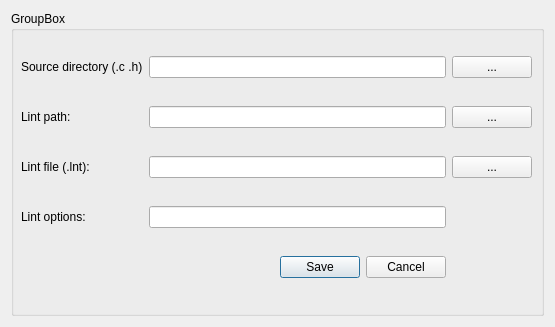
Qt form linty/LintOptions.ui (Ayymoose/PC-Lint-GUI) before a commit.
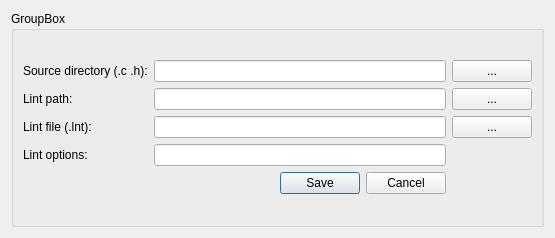
The same form after that commit.

Commit message: feature: added Settings static class to manage settings

```diff
--- a/linty/LintOptions.ui
+++ b/linty/LintOptions.ui
@@ -7,7 +7,7 @@
     <x>0</x>
     <y>0</y>
     <width>555</width>
-    <height>327</height>
+    <height>238</height>
    </rect>
   </property>
   <property name="windowTitle">
@@ -19,39 +19,9 @@
      <property name="title">
       <string>GroupBox</string>
      </property>
-     <widget class="QWidget" name="gridLayoutWidget">
-      <property name="geometry">
-       <rect>
-        <x>10</x>
-        <y>23</y>
-        <width>511</width>
-        <height>271</height>
-       </rect>
-      </property>
+     <layout class="QVBoxLayout" name="verticalLayout">
+      <item>
       <layout class="QGridLayout" name="gridLayout_4">
-       <item row="2" column="0">
-        <widget class="QLabel" name="lintFileLntLabel">
-         <property name="text">
-          <string>Lint file (.lnt):</string>
-         </property>
-        </widget>
-       </item>
-       <item row="2" column="1">
-        <widget class="QLineEdit" name="lineEdit_2"/>
-       </item>
-       <item row="3" column="1">
-        <widget class="QLineEdit" name="lineEdit_3"/>
-       </item>
-       <item row="1" column="2">
-        <widget class="QPushButton" name="pushButton">
-         <property name="text">
-          <string>...</string>
-         </property>
-        </widget>
-       </item>
-       <item row="1" column="1">
-        <widget class="QLineEdit" name="lineEdit"/>
-       </item>
        <item row="1" column="0">
         <widget class="QLabel" name="lintPathLabel">
          <property name="text">
@@ -59,13 +29,6 @@
          </property>
         </widget>
        </item>
-       <item row="2" column="2">
-        <widget class="QPushButton" name="pushButton_2">
-         <property name="text">
-          <string>...</string>
-         </property>
-        </widget>
-       </item>
        <item row="3" column="0">
         <widget class="QLabel" name="lintOptionsLabel">
          <property name="text">
@@ -73,6 +36,53 @@
          </property>
         </widget>
        </item>
+        <item row="2" column="2">
+         <widget class="QPushButton" name="lintFileButton">
+          <property name="text">
+           <string>...</string>
+          </property>
+         </widget>
+        </item>
+        <item row="1" column="2">
+         <widget class="QPushButton" name="lintButton">
+          <property name="text">
+           <string>...</string>
+          </property>
+         </widget>
+        </item>
+        <item row="0" column="0">
+         <widget class="QLabel" name="sourceDirectoryLabel">
+          <property name="text">
+           <string>Source directory (.c .h):</string>
+          </property>
+         </widget>
+        </item>
+        <item row="0" column="2">
+         <widget class="QPushButton" name="sourceButton">
+          <property name="text">
+           <string>...</string>
+          </property>
+         </widget>
+        </item>
+        <item row="0" column="1">
+         <widget class="QLineEdit" name="sourceFileInputText"/>
+        </item>
+        <item row="2" column="1">
+         <widget class="QLineEdit" name="lintFileInputText"/>
+        </item>
+        <item row="3" column="1">
+         <widget class="QLineEdit" name="lintOptionsInputText"/>
+        </item>
+        <item row="2" column="0">
+         <widget class="QLabel" name="lintFileLntLabel">
+          <property name="text">
+           <string>Lint file (.lnt):</string>
+          </property>
+         </widget>
+        </item>
+        <item row="1" column="1">
+         <widget class="QLineEdit" name="lintInputText"/>
+        </item>
        <item row="4" column="1">
         <widget class="QDialogButtonBox" name="buttonBox">
          <property name="standardButtons">
@@ -80,25 +90,9 @@
          </property>
         </widget>
        </item>
-       <item row="0" column="0">
-        <widget class="QLabel" name="label">
-         <property name="text">
-          <string>Source directory (.c .h)</string>
-         </property>
-        </widget>
-       </item>
-       <item row="0" column="1">
-        <widget class="QLineEdit" name="lineEdit_4"/>
-       </item>
-       <item row="0" column="2">
-        <widget class="QPushButton" name="pushButton_3">
-         <property name="text">
-          <string>...</string>
-         </property>
-        </widget>
-       </item>
-      </layout>
-     </widget>
+       </layout>
+      </item>
+     </layout>
     </widget>
    </item>
   </layout>
```
Left out of the diff: 2 changed lines with no effect on the pictures. Lines whose indentation alone changed are shown as unchanged. The commit also changes 7 other files.
